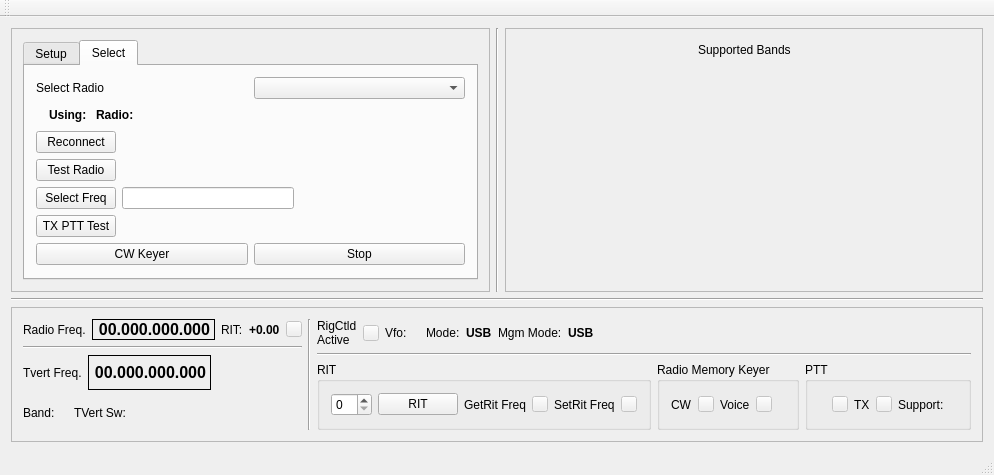
Above: mqt/MqtRigControl/rigcontrolmainwindow.ui from Rsclub22/Minos2-Mirror before the change. Below: the same form after it.
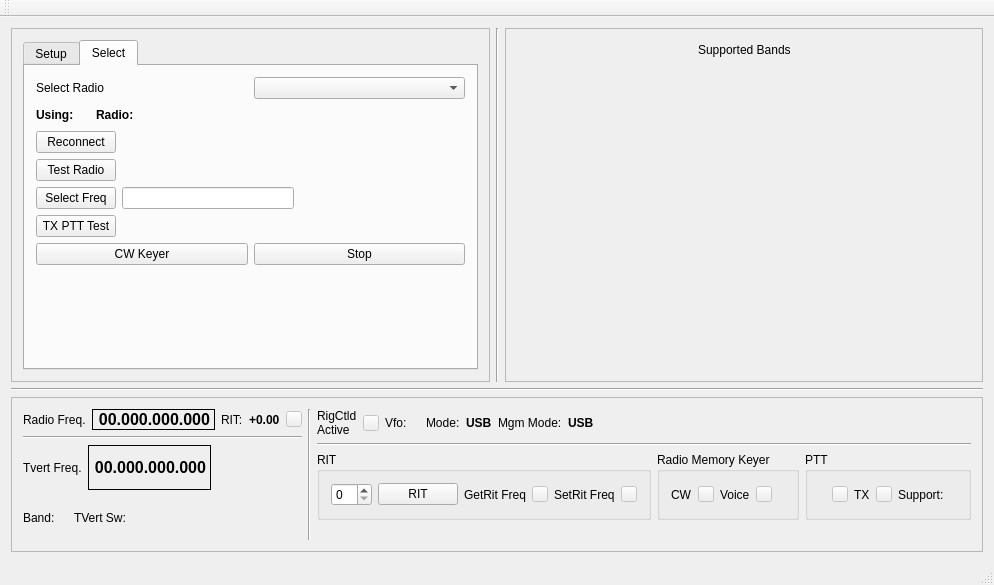
That is the form after the change. Custom widgets are drawn as their Qt base class.

The edit to the form file:
```diff
--- a/mqt/MqtRigControl/rigcontrolmainwindow.ui
+++ b/mqt/MqtRigControl/rigcontrolmainwindow.ui
@@ -6,8 +6,8 @@
    <rect>
     <x>0</x>
     <y>0</y>
-    <width>973</width>
-    <height>461</height>
+    <width>971</width>
+    <height>585</height>
    </rect>
   </property>
   <property name="windowTitle">
@@ -28,6 +28,9 @@
         <layout class="QVBoxLayout" name="verticalLayout_4">
          <item>
           <widget class="QTabWidget" name="setupTabWidget">
+           <property name="autoFillBackground">
+            <bool>true</bool>
+           </property>
            <property name="currentIndex">
             <number>1</number>
            </property>
@@ -118,14 +121,7 @@
                 </layout>
                </item>
                <item>
-                <layout class="QHBoxLayout" name="horizontalLayout_34">
-                 <item>
-                  <widget class="QLabel" name="usingLibText">
-                   <property name="text">
-                    <string/>
-                   </property>
-                  </widget>
-                 </item>
+                <layout class="QHBoxLayout" name="horizontalLayout_24">
                  <item>
                   <widget class="QLabel" name="usingLbl">
                    <property name="font">
@@ -139,6 +135,13 @@
                    </property>
                   </widget>
                  </item>
+                 <item>
+                  <widget class="QLabel" name="usingLibText">
+                   <property name="text">
+                    <string/>
+                   </property>
+                  </widget>
+                 </item>
                  <item>
                   <widget class="QLabel" name="radioNameDispLbl">
                    <property name="font">
@@ -707,20 +710,6 @@
                </property>
               </widget>
              </item>
-             <item>
-              <layout class="QHBoxLayout" name="horizontalLayout_22">
-               <item>
-                <widget class="SmeterBar" name="sMeter" native="true"/>
-               </item>
-               <item>
-                <widget class="QLabel" name="sMeterLabel">
-                 <property name="text">
-                  <string/>
-                 </property>
-                </widget>
-               </item>
-              </layout>
-             </item>
              <item>
               <spacer name="horizontalSpacer_11">
                <property name="orientation">
@@ -758,11 +747,7 @@
                 <item>
                  <layout class="QHBoxLayout" name="horizontalLayout_10">
                   <item>
-                   <layout class="QVBoxLayout" name="verticalLayout_5">
-                    <item>
-                     <layout class="QHBoxLayout" name="horizontalLayout_13"/>
-                    </item>
-                   </layout>
+                   <layout class="QVBoxLayout" name="verticalLayout_5"/>
                   </item>
                   <item>
                    <widget class="QSpinBox" name="setRitSpinner"/>
@@ -929,7 +914,7 @@
              <property name="title">
               <string>PTT</string>
              </property>
-             <layout class="QHBoxLayout" name="horizontalLayout_24">
+             <layout class="QHBoxLayout" name="horizontalLayout_13">
               <item>
                <layout class="QHBoxLayout" name="horizontalLayout_32">
                 <item>
@@ -1024,6 +1009,20 @@
            </item>
           </layout>
          </item>
+         <item>
+          <layout class="QHBoxLayout" name="horizontalLayout_22">
+           <item>
+            <widget class="QLabel" name="sMeterLabel">
+             <property name="text">
+              <string/>
+             </property>
+            </widget>
+           </item>
+           <item>
+            <widget class="SmeterBar" name="sMeter" native="true"/>
+           </item>
+          </layout>
+         </item>
         </layout>
        </item>
       </layout>
```
